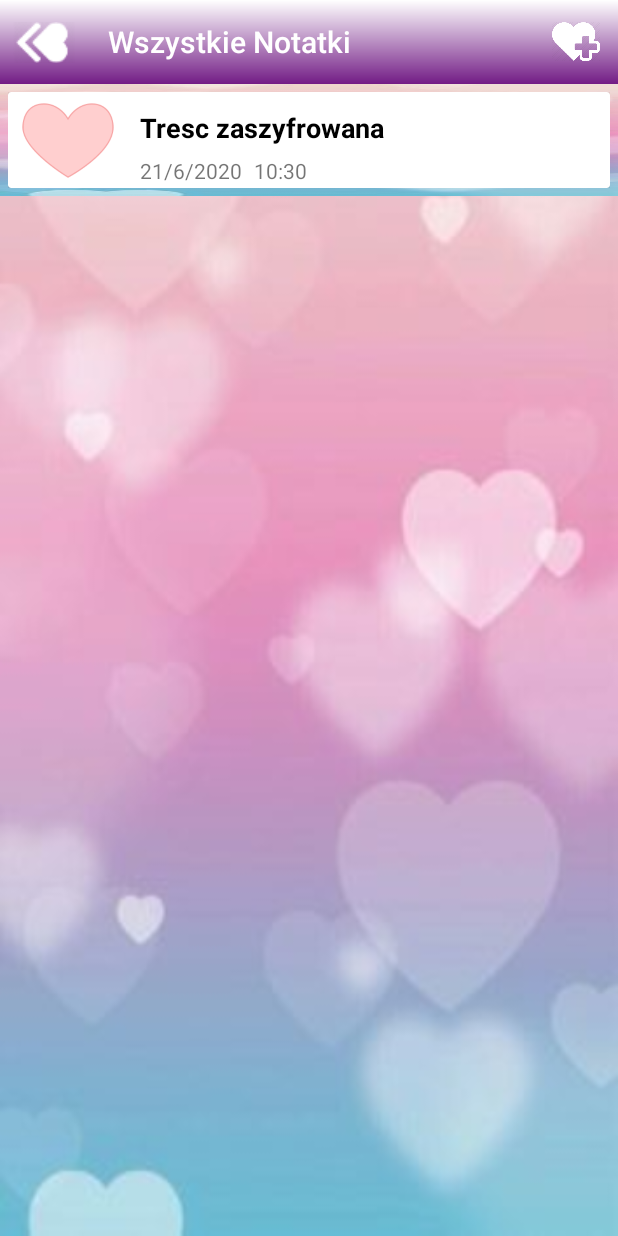
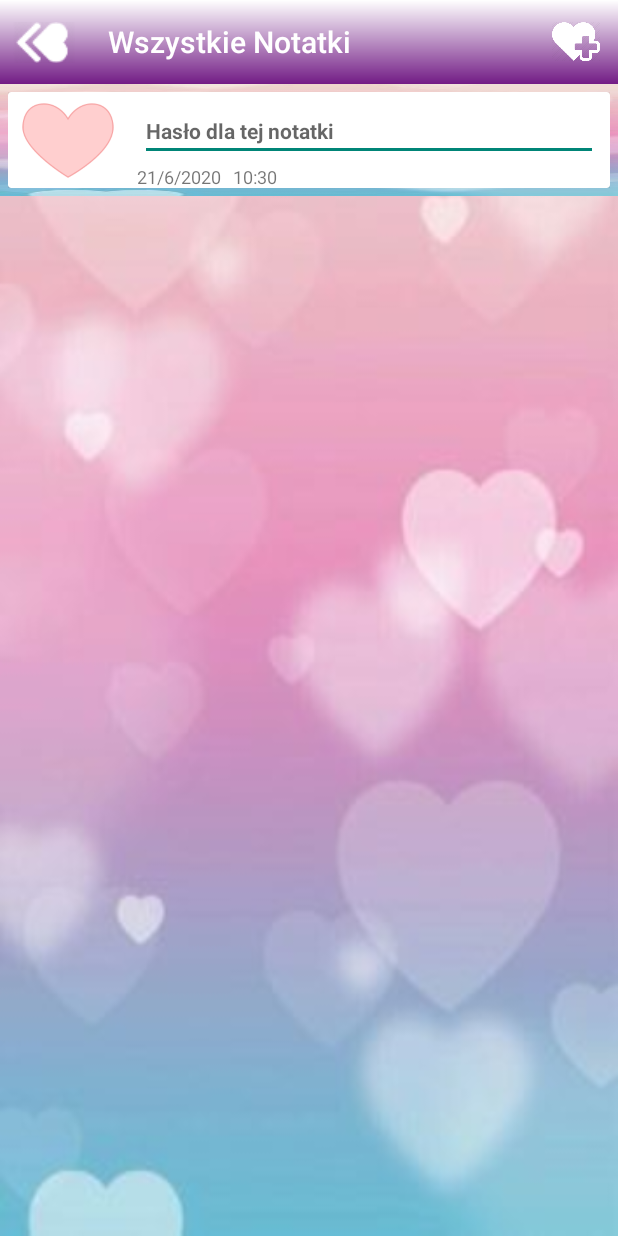
Before and after one commit to KTZgraph/BDSM, an Android app: the AddNote screen opened directly, with no data from a screen before it, after a tap on "Save", on a phone screen of 412 x 824 dp. Run offline under Robolectric (Android 15) with nearby library versions, the phone set to English and light mode, and no system bars; 3 statements that could not run were skipped.

Commit message:
custom_list_view password for single note layout

```diff
--- a/app/src/main/java/com/example/loginscreen/Adapter.java
+++ b/app/src/main/java/com/example/loginscreen/Adapter.java
@@ -5,6 +5,7 @@ import android.content.Intent;
 import android.view.LayoutInflater;
 import android.view.View;
 import android.view.ViewGroup;
+import android.widget.EditText;
 import android.widget.TextView;
 
 import androidx.annotation.NonNull;
@@ -16,6 +17,9 @@ public class Adapter extends RecyclerView.Adapter<Adapter.ViewHolder> {
 
     LayoutInflater inflater;
     List<Note> allNotes;
+
+    String rawTmpPassword = "Bar12345Bar12345";
+
 
     Adapter(Context context, List<Note> allNotes){
         this.inflater = LayoutInflater.from(context);
@@ -46,13 +50,14 @@ public class Adapter extends RecyclerView.Adapter<Adapter.ViewHolder> {
     }
 
     public class ViewHolder extends RecyclerView.ViewHolder{
-        TextView noteTile;
+        EditText noteRawPassword;
         TextView noteDate;
         TextView noteTime;
 
         public ViewHolder(@NonNull View itemView) {
             super(itemView);
-            noteTile = itemView.findViewById(R.id.noteOldPassword);
+            noteRawPassword = itemView.findViewById(R.id.notePassword);
+            // TODO: sprawdzanie czy user podał dobre haslo
             noteDate = itemView.findViewById(R.id.noteDate);
             noteTime = itemView.findViewById(R.id.noteTime);
 
@@ -61,6 +66,8 @@ public class Adapter extends RecyclerView.Adapter<Adapter.ViewHolder> {
                 public void onClick(View v) {
                     Intent intentDetailsActivity = new Intent(v.getContext(), DetailsActivity.class);
                     intentDetailsActivity.putExtra("noteID",allNotes.get(getAdapterPosition()).getID());
+//                    intentDetailsActivity.putExtra("noteRawPassword", noteRawPassword.getText().toString()); // TODO przekazanie hasła z notatki
+                    intentDetailsActivity.putExtra("noteRawPassword", rawTmpPassword); // TODO przekazanie hasła z notatki
                     v.getContext().startActivity(intentDetailsActivity);
                 }
             });
--- a/app/src/main/java/com/example/loginscreen/AddNote.java
+++ b/app/src/main/java/com/example/loginscreen/AddNote.java
@@ -39,7 +39,7 @@ public class AddNote extends AppCompatActivity {
         getSupportActionBar().setDisplayHomeAsUpEnabled(true);
 
 
-        rawPassword = findViewById(R.id.noteOldPassword);
+        rawPassword = findViewById(R.id.notePassword);
         noteContent = findViewById(R.id.noteContent);
 
         noteContent.addTextChangedListener(new TextWatcher() {
--- a/app/src/main/java/com/example/loginscreen/Note.java
+++ b/app/src/main/java/com/example/loginscreen/Note.java
@@ -1,11 +1,8 @@
 package com.example.loginscreen;
 
 import android.util.Base64;
-import android.util.Log;
-
 import java.io.IOException;
 import java.io.UnsupportedEncodingException;
-import java.security.AlgorithmParameters;
 import java.security.InvalidAlgorithmParameterException;
 import java.security.InvalidKeyException;
 import java.security.NoSuchAlgorithmException;
@@ -22,7 +19,6 @@ import javax.crypto.KeyGenerator;
 import javax.crypto.NoSuchPaddingException;
 import javax.crypto.SecretKey;
 import javax.crypto.SecretKeyFactory;
-import javax.crypto.spec.IvParameterSpec;
 import javax.crypto.spec.PBEKeySpec;
 import javax.crypto.spec.PBEParameterSpec;
 import javax.crypto.spec.SecretKeySpec;
@@ -44,22 +40,10 @@ public class Note {
     Note(){}
 
     Note(String rawPassword, String content, String date, String time) throws InvalidKeySpecException, NoSuchAlgorithmException, NoSuchPaddingException, IOException, IllegalBlockSizeException, BadPaddingException, InvalidKeyException, InvalidParameterSpecException, InvalidAlgorithmParameterException {
-        // NOWA notatka bez id
         this.date = date;
         this.time = time;
         this.salt = generateSalt();
-//        encryptMessage(content);
-        // tylko szyfrowanie
-        String enc = encrypt(rawPassword, content);
-
         this.ciphertext = encrypt(rawPassword, content);
-        Log.i("Note construtot: ", "Original text: "+content);
-        Log.i("Note construtot: ", "Encrypted text: "+enc);
-
-        String plainAfter= decrypt(rawPassword, enc);
-        Log.i("Note construtot: ", "Encrypted text: "+enc);
-        Log.i("Note construtot: ", "Original text after decryption: "+plainAfter);
-
     }
 
     Note(long id, String rawPassword, String content, String date, String time) throws InvalidKeySpecException, NoSuchAlgorithmException, NoSuchPaddingException, IOException, IllegalBlockSizeException, BadPaddingException, InvalidKeyException, InvalidParameterSpecException, InvalidAlgorithmParameterException {
@@ -153,7 +137,6 @@ public class Note {
 
     public String  getPlainText(String rawPassword){
         try{
-
             return decrypt(rawPassword, getCiphertext());
 
         }catch (Exception e){
@@ -162,7 +145,6 @@ public class Note {
         return "JAKIE SBLEDY z AESEM";
     }
 
-    // HASlaaaaaaaaaaaaaaaaaaaaaaaaaaaaa
     public byte[] generateSalt() throws NoSuchAlgorithmException, InvalidKeySpecException {
         /* Derive the key, given password and salt. */
         SecureRandom random = new SecureRandom();
@@ -171,8 +153,6 @@ public class Note {
         //ustawainia soli w obiekcie
         return salt;
     }
-
-
 
 
     //https://stackoverflow.com/questions/23561104/how-to-encrypt-and-decrypt-string-with-my-passphrase-in-java-pc-not-mobile-plat/32583766
@@ -204,6 +184,7 @@ public class Note {
         return encStr;
     }
 
+    //https://stackoverflow.com/questions/23561104/how-to-encrypt-and-decrypt-string-with-my-passphrase-in-java-pc-not-mobile-plat/32583766
     public String decrypt(String secretKey, String encryptedText)
             throws NoSuchAlgorithmException,
             InvalidKeySpecException,
--- a/app/src/main/res/layout/activity_add_note.xml
+++ b/app/src/main/res/layout/activity_add_note.xml
@@ -18,7 +18,7 @@
         android:theme="@style/ThemeOverlay.AppCompat.Dark.ActionBar"/>
 
     <EditText
-        android:id="@+id/noteOldPassword"
+        android:id="@+id/notePassword"
         android:layout_width="345dp"
         android:layout_height="46dp"
         android:layout_marginStart="16dp"
@@ -51,7 +51,7 @@
         android:inputType="textMultiLine"
         app:layout_constraintEnd_toEndOf="parent"
         app:layout_constraintStart_toStartOf="parent"
-        app:layout_constraintTop_toBottomOf="@+id/noteOldPassword" />
+        app:layout_constraintTop_toBottomOf="@+id/notePassword" />
 
 
 </androidx.constraintlayout.widget.ConstraintLayout>
--- a/app/src/main/res/layout/custom_list_view.xml
+++ b/app/src/main/res/layout/custom_list_view.xml
@@ -53,19 +53,20 @@
                 app:layout_constraintStart_toEndOf="@+id/constraintLayout"
                 app:layout_constraintTop_toTopOf="parent">
 
-                <TextView
-                    android:id="@+id/noteOldPassword"
+                <EditText
+                    android:id="@+id/notePassword"
                     android:layout_width="0dp"
                     android:layout_height="wrap_content"
                     android:layout_marginStart="16dp"
                     android:layout_marginLeft="8dp"
-                    android:layout_marginTop="8dp"
+                    android:layout_marginTop="4dp"
                     android:layout_marginEnd="8dp"
                     android:layout_marginRight="8dp"
-                    android:layout_marginBottom="8dp"
-                    android:text="Tresc zaszyfrowana"
+                    android:layout_marginBottom="4dp"
+                    android:hint="Hasło dla tej notatki"
+                    android:inputType="textPassword"
                     android:textColor="@android:color/background_dark"
-                    android:textSize="18sp"
+                    android:textSize="14sp"
                     android:textStyle="bold"
                     app:layout_constraintBottom_toBottomOf="parent"
                     app:layout_constraintEnd_toEndOf="parent"
@@ -77,15 +78,15 @@
                     android:id="@+id/noteDate"
                     android:layout_width="wrap_content"
                     android:layout_height="wrap_content"
-                    android:layout_marginStart="16dp"
+                    android:layout_marginStart="14dp"
                     android:layout_marginLeft="8dp"
-                    android:layout_marginTop="8dp"
-                    android:layout_marginBottom="8dp"
+                    android:layout_marginTop="2dp"
+                    android:layout_marginBottom="2dp"
                     android:text="19/06/2020"
-                    android:textSize="14sp"
+                    android:textSize="12sp"
                     app:layout_constraintBottom_toBottomOf="parent"
                     app:layout_constraintStart_toStartOf="parent"
-                    app:layout_constraintTop_toBottomOf="@id/noteOldPassword"
+                    app:layout_constraintTop_toBottomOf="@id/notePassword"
                     app:layout_constraintVertical_bias="0.19" />
 
                 <TextView
@@ -94,13 +95,13 @@
                     android:layout_height="wrap_content"
                     android:layout_marginStart="8dp"
                     android:layout_marginLeft="8dp"
-                    android:layout_marginTop="8dp"
-                    android:layout_marginBottom="8dp"
+                    android:layout_marginTop="2dp"
+                    android:layout_marginBottom="2dp"
                     android:text="22:05"
-                    android:textSize="14sp"
+                    android:textSize="12sp"
                     app:layout_constraintBottom_toBottomOf="parent"
                     app:layout_constraintStart_toEndOf="@+id/noteDate"
-                    app:layout_constraintTop_toBottomOf="@+id/noteOldPassword"
+                    app:layout_constraintTop_toBottomOf="@+id/notePassword"
                     app:layout_constraintVertical_bias="0.19" />
 
 
```
Also changed, not shown: app/src/main/java/com/example/loginscreen/DetailsActivity.java (+4 -4 lines), app/src/main/java/com/example/loginscreen/EditActivity.java (+1 -10 lines), app/src/main/res/layout/activity_edit.xml (+4 -4 lines).
